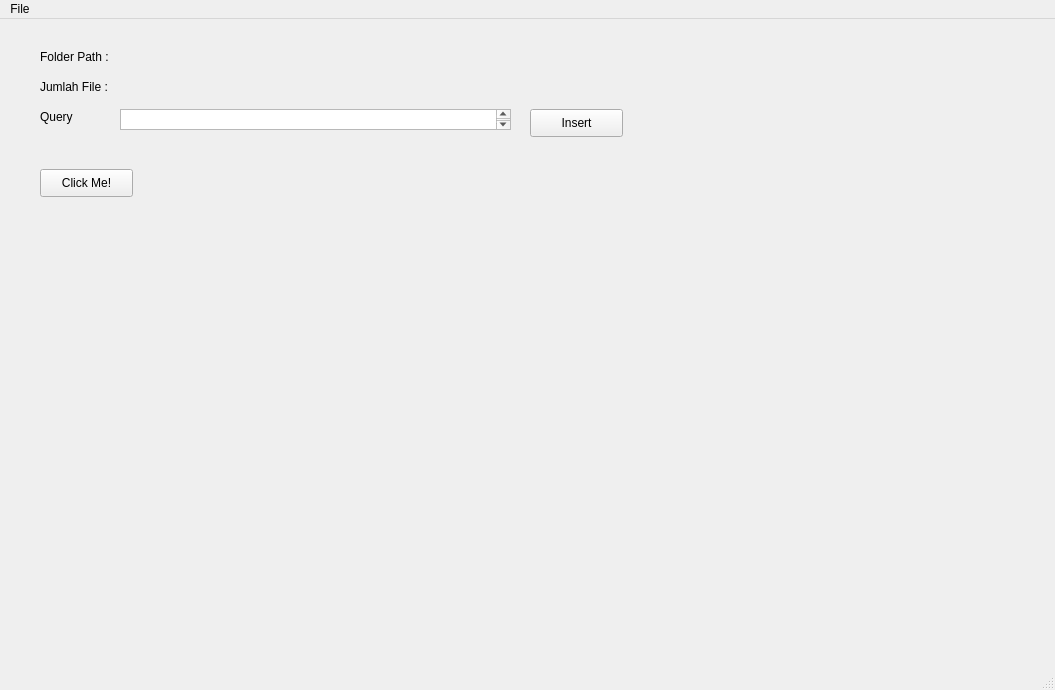
Qt form gui.ui (rafisr23/combine-sastrawi-cosine-gvsm) before a commit.
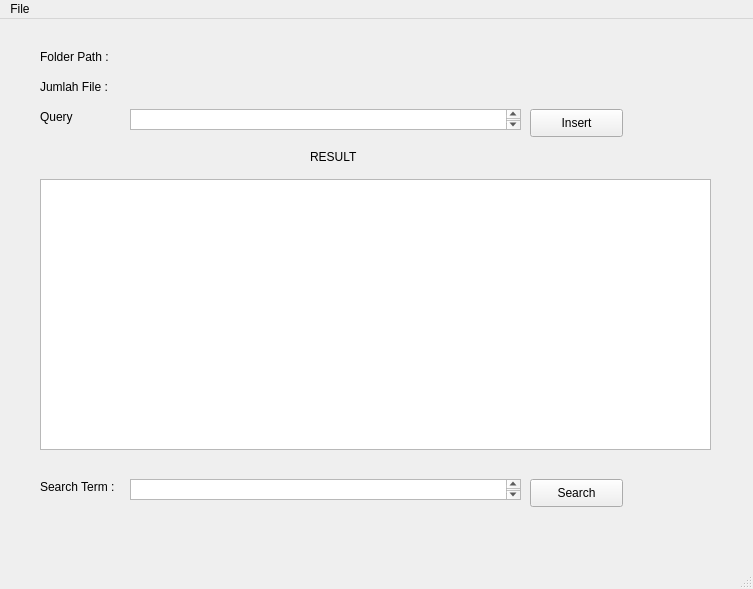
The same form after that commit.

Commit message: search term and console box in gui

What changed in the file:
```diff
--- a/gui.ui
+++ b/gui.ui
@@ -6,8 +6,8 @@
    <rect>
     <x>0</x>
     <y>0</y>
-    <width>1055</width>
-    <height>690</height>
+    <width>753</width>
+    <height>589</height>
    </rect>
   </property>
   <property name="windowTitle">
@@ -30,7 +30,7 @@
    <widget class="QLabel" name="pathLabel">
     <property name="geometry">
      <rect>
-      <x>120</x>
+      <x>130</x>
       <y>30</y>
       <width>451</width>
       <height>16</height>
@@ -56,7 +56,7 @@
    <widget class="QLabel" name="totalFileLabel">
     <property name="geometry">
      <rect>
-      <x>120</x>
+      <x>130</x>
       <y>60</y>
       <width>111</width>
       <height>16</height>
@@ -66,23 +66,10 @@
      <string/>
     </property>
    </widget>
-   <widget class="QPushButton" name="buttonGvsm">
-    <property name="geometry">
-     <rect>
-      <x>40</x>
-      <y>150</y>
-      <width>93</width>
-      <height>28</height>
-     </rect>
-    </property>
-    <property name="text">
-     <string>Click Me!</string>
-    </property>
-   </widget>
    <widget class="QTextEdit" name="queryLabel">
     <property name="geometry">
      <rect>
-      <x>120</x>
+      <x>130</x>
       <y>90</y>
       <width>391</width>
       <height>21</height>
@@ -115,13 +102,85 @@
      <string>Insert</string>
     </property>
    </widget>
+   <widget class="QLabel" name="label_4">
+    <property name="geometry">
+     <rect>
+      <x>40</x>
+      <y>460</y>
+      <width>91</width>
+      <height>16</height>
+     </rect>
+    </property>
+    <property name="text">
+     <string>Search Term :</string>
+    </property>
+   </widget>
+   <widget class="QTextEdit" name="termLabel">
+    <property name="geometry">
+     <rect>
+      <x>130</x>
+      <y>460</y>
+      <width>391</width>
+      <height>21</height>
+     </rect>
+    </property>
+   </widget>
+   <widget class="QPushButton" name="buttonSearch">
+    <property name="geometry">
+     <rect>
+      <x>530</x>
+      <y>460</y>
+      <width>93</width>
+      <height>28</height>
+     </rect>
+    </property>
+    <property name="text">
+     <string>Search</string>
+    </property>
+   </widget>
+   <widget class="QLabel" name="termFreqLabel">
+    <property name="geometry">
+     <rect>
+      <x>130</x>
+      <y>170</y>
+      <width>55</width>
+      <height>16</height>
+     </rect>
+    </property>
+    <property name="text">
+     <string/>
+    </property>
+   </widget>
+   <widget class="QTextEdit" name="resultLabel">
+    <property name="geometry">
+     <rect>
+      <x>40</x>
+      <y>160</y>
+      <width>671</width>
+      <height>271</height>
+     </rect>
+    </property>
+   </widget>
+   <widget class="QLabel" name="label_5">
+    <property name="geometry">
+     <rect>
+      <x>310</x>
+      <y>130</y>
+      <width>55</width>
+      <height>16</height>
+     </rect>
+    </property>
+    <property name="text">
+     <string>RESULT</string>
+    </property>
+   </widget>
   </widget>
   <widget class="QMenuBar" name="menubar">
    <property name="geometry">
     <rect>
      <x>0</x>
      <y>0</y>
-     <width>1055</width>
+     <width>753</width>
      <height>26</height>
     </rect>
    </property>
```
The commit also changes 1 other file.
